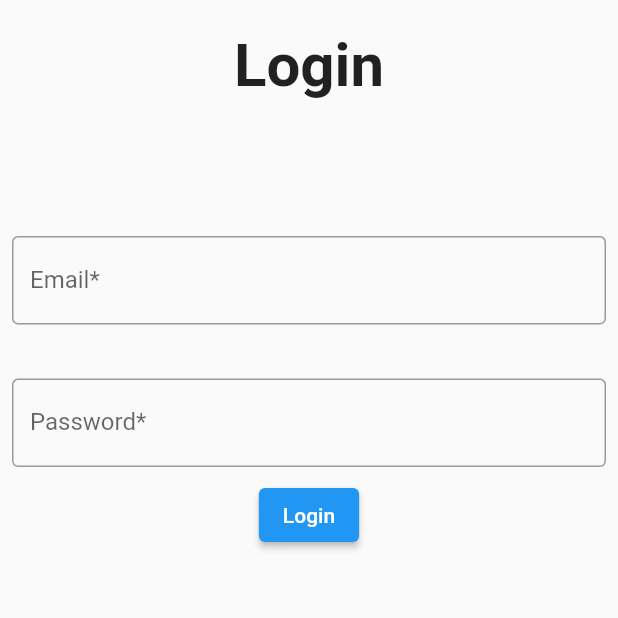
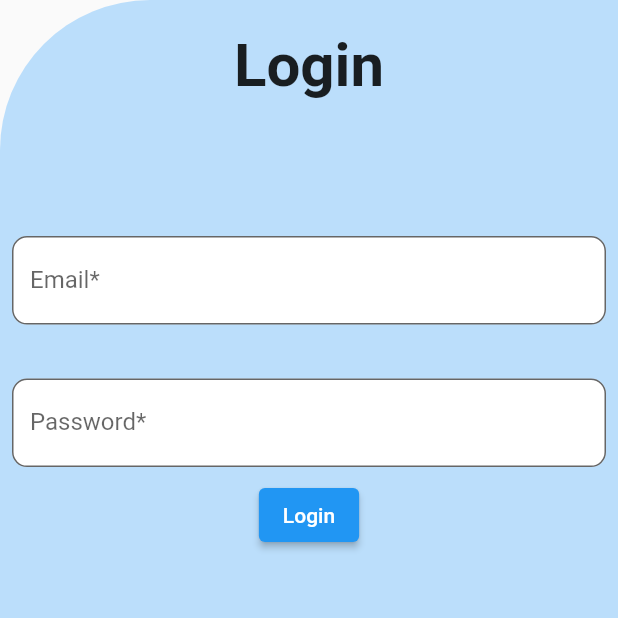
Before and after one commit to royalraju96/bloc_learning, a Flutter app: the screen it shows after launch, on a phone screen of 412 x 824 dp, the top half of it. Run offline on Flutter 3.47's test engine with Material 2 defaults, Android fonts, the phone set to English and light mode, and no system bars; our stand-ins replace flutter_bloc.

Commit message:
adding login screen design

```diff
--- a/lib/login/components/login_field.dart
+++ b/lib/login/components/login_field.dart
@@ -11,7 +11,11 @@ class LoginField extends StatelessWidget {
       child: TextField(
         controller: controller,
         decoration: InputDecoration(
-            border: const OutlineInputBorder(), label: Text(label)),
+            fillColor: Colors.white,
+            filled: true,
+            border: const OutlineInputBorder(
+                borderRadius: BorderRadius.all(Radius.circular(10))),
+            label: Text(label)),
       ),
     );
   }
--- a/lib/login/screen/login.dart
+++ b/lib/login/screen/login.dart
@@ -31,6 +31,11 @@ class _LoginState extends State<Login> {
           }
         },
         child: SafeArea(
+          child: Container(
+            decoration: BoxDecoration(
+                color: Colors.blue[100],
+                borderRadius:
+                    const BorderRadius.only(topLeft: Radius.circular(100))),
             child: Column(
               children: [
                 const Padding(
@@ -41,6 +46,8 @@ class _LoginState extends State<Login> {
                   ),
                 ),
                 SizedBox(height: MediaQuery.of(context).size.height * 0.1),
+                Column(
+                  children: [
                     LoginField(
                       controller: email,
                       label: 'Email*',
@@ -52,10 +59,15 @@ class _LoginState extends State<Login> {
                     ),
                     ElevatedButton(
                         onPressed: () {
-                    context.read<CounterCubit>().login(email.text, pass.text);
+                          context
+                              .read<CounterCubit>()
+                              .login(email.text, pass.text);
                         },
-                  child: const Text('Login'))
+                        child: const Text('Login')),
                   ],
+                )
+              ],
+            ),
           ),
         ),
       ),
```
Lines whose indentation alone changed are shown as unchanged.
